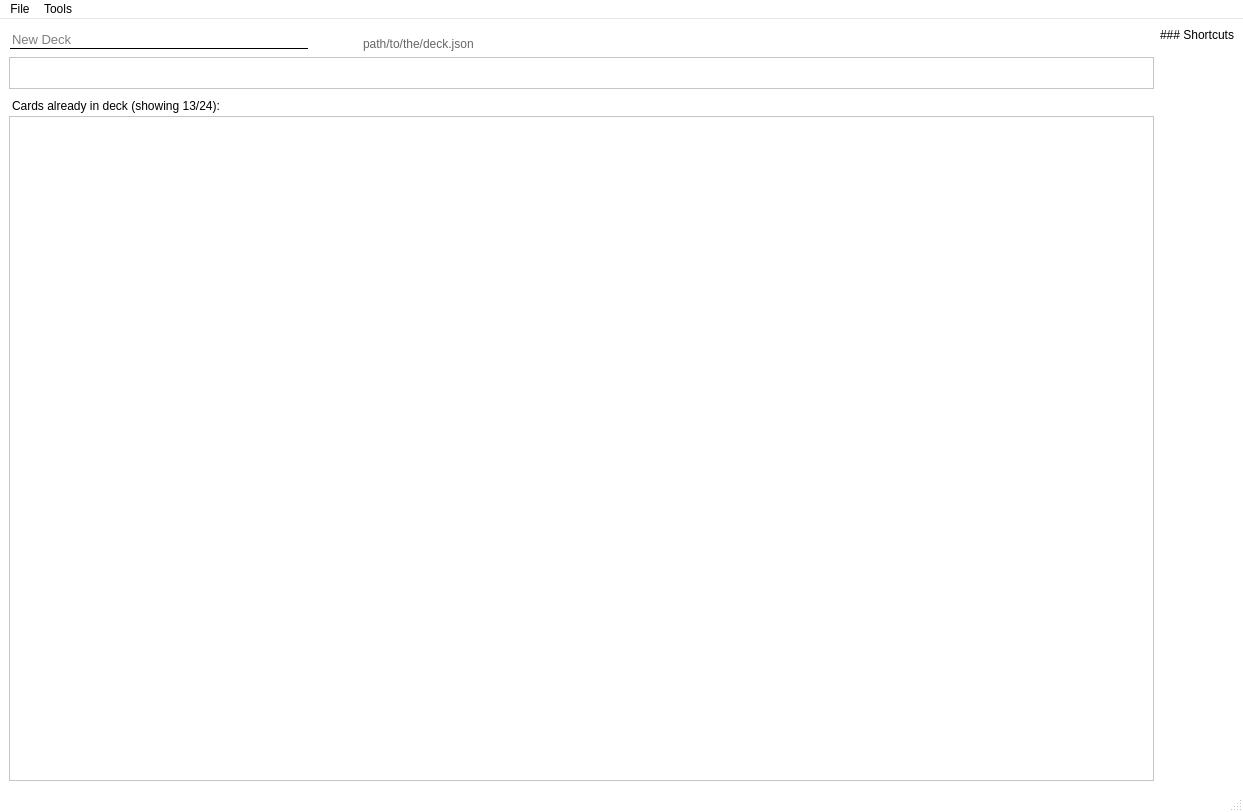
This is ui/main_window/main_window.ui in KrusnikViers/Lexicanum as Qt 5 draws it before an edit. The edited form follows.
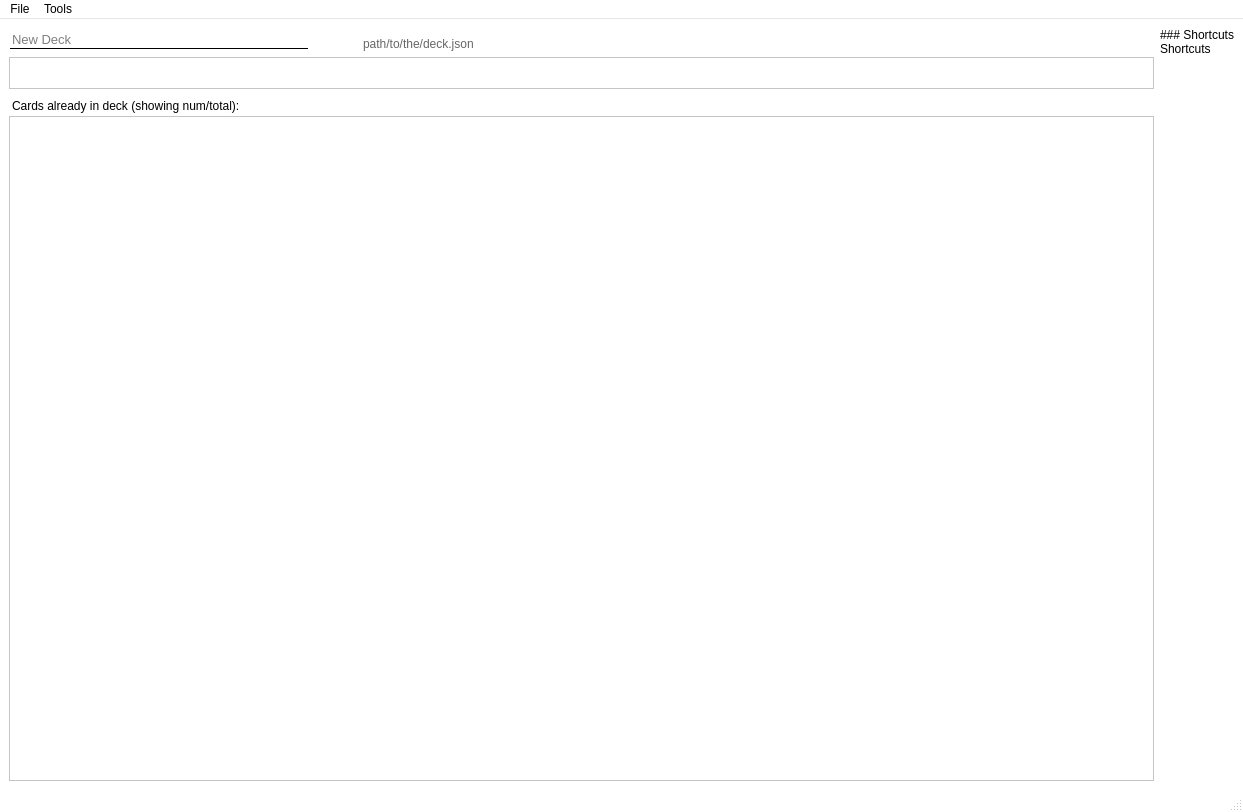
This is the edited form.

Commit message: Update deck controller to shortcuts controller

What changed in the file:
```diff
--- a/ui/main_window/main_window.ui
+++ b/ui/main_window/main_window.ui
@@ -172,7 +172,8 @@
       <item>
        <widget class="QLabel" name="sidebar_shortcuts_label">
         <property name="text">
-         <string>### Shortcuts</string>
+         <string>### Shortcuts
+Shortcuts</string>
         </property>
         <property name="textFormat">
          <enum>Qt::MarkdownText</enum>
@@ -212,7 +213,7 @@
 padding-bottom: 3px;</string>
         </property>
         <property name="text">
-         <string>Cards already in deck (showing 13/24):</string>
+         <string>Cards already in deck (showing num/total):</string>
         </property>
        </widget>
       </item>
```
The commit also changes 4 other files.
